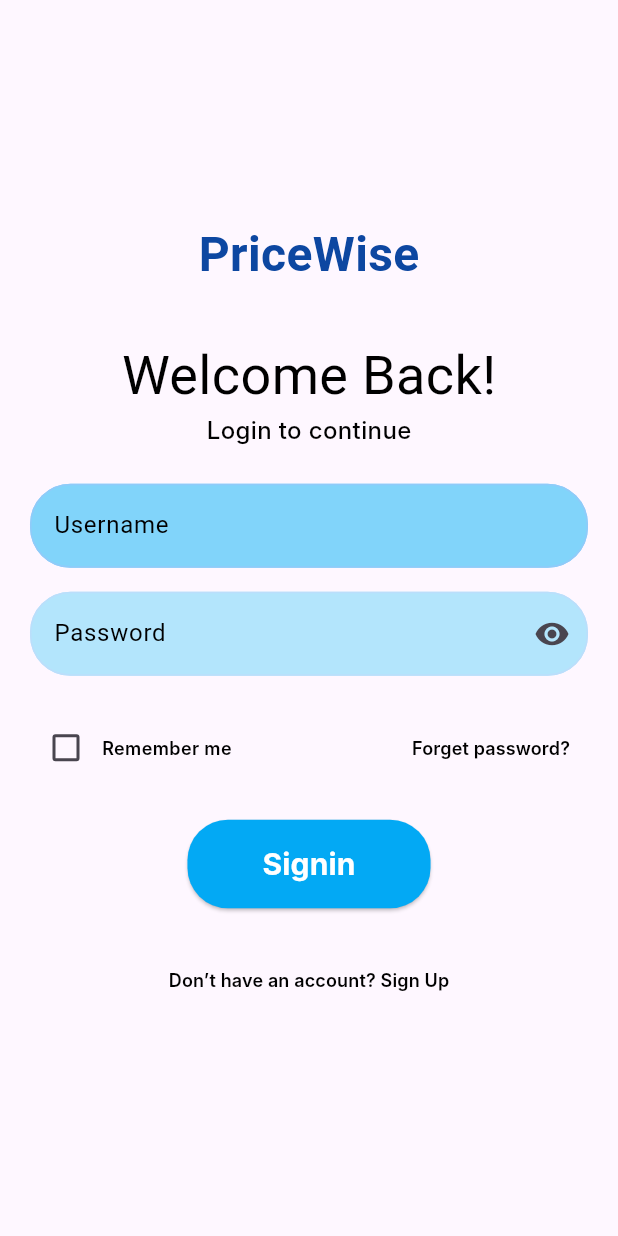
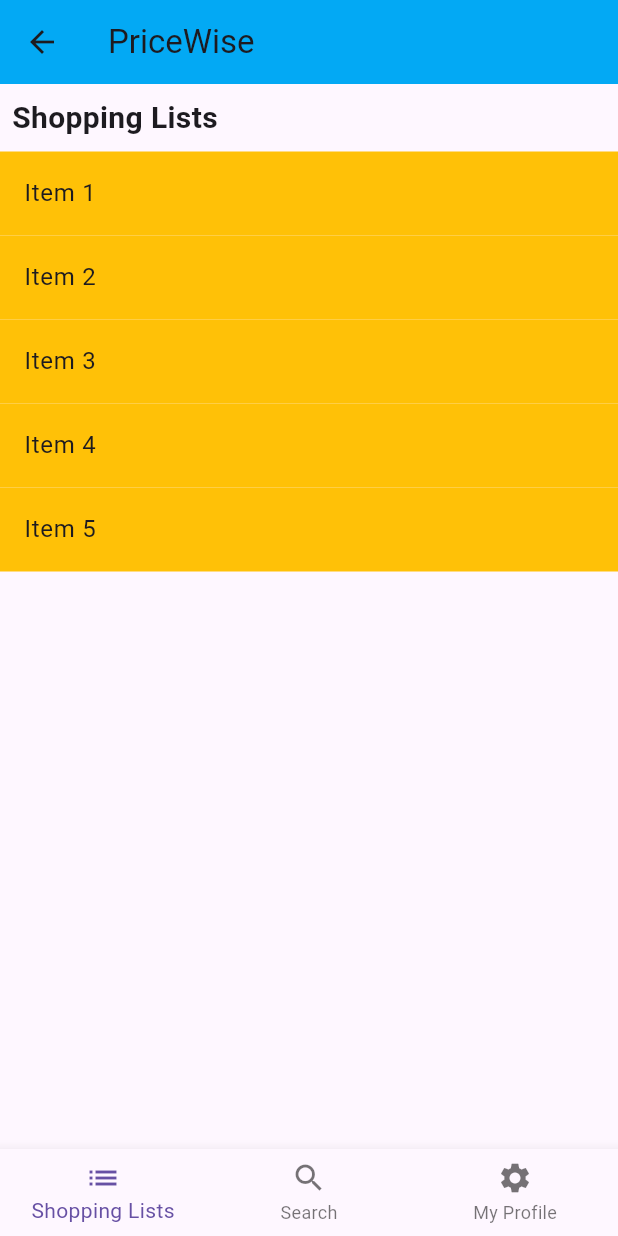
Before and after one commit to CS491-AlgoriTeam/PriceWise, a Flutter app: the SignInPage screen opened by its route, after a tap on "Signin", on a phone screen of 412 x 824 dp. Run offline on Flutter 3.47's test engine with Material 3 defaults, Android fonts, the phone set to English and light mode, and no system bars; Roboto replaces fonts that are missing (Inter, Jockey One).

Commit message:
Signin, ShoppingLists PAge
Signin page connected to shopping list page

```diff
--- a/front-end/lib/main.dart
+++ b/front-end/lib/main.dart
@@ -1,5 +1,6 @@
 // main.dart
 import 'package:flutter/material.dart';
+import 'package:pwfe/shoppingLists.dart';
 import 'signin.dart'; // Import the sign-in page
 import 'signup.dart'; // Import the sign-up page
 
@@ -21,6 +22,7 @@
        routes: {
          '/signin': (context) => SignInPage(),
          '/signup':(context) => SignUpPage(),
+         '/shoppingLists':(context) => ShoppingLists(),
        },
     );
   }
--- /dev/null
+++ b/front-end/lib/shoppingLists.dart
@@ -0,0 +1,73 @@
+// shoppingLists.dart
+import 'package:flutter/material.dart';
+
+
+class ShoppingLists extends StatefulWidget {
+ @override
+ _ShoppingListsScreenState createState() => _ShoppingListsScreenState();
+}
+
+
+class _ShoppingListsScreenState extends State<ShoppingLists> {
+ int _currentIndex = 0;
+
+
+ @override
+ Widget build(BuildContext context) {
+   return Scaffold(
+     appBar: AppBar(
+       title: Text('PriceWise'),
+       backgroundColor: Colors.lightBlue,
+     ),
+     body: Column(
+       crossAxisAlignment: CrossAxisAlignment.start,
+       children: [
+         Padding(
+           padding: const EdgeInsets.all(8.0),
+           child: Text(
+             'Shopping Lists',
+             style: TextStyle(
+               fontSize: 20.0,
+               fontWeight: FontWeight.bold,
+             ),
+           ),
+         ),
+         Expanded(
+           child: ListView.builder(
+             itemCount: 5,
+             itemBuilder: (context, index) {
+               return Container(
+                   color: Colors.amber,
+                   child: ListTile(
+                     title: Text('Item ${index + 1}'),
+                   ));
+             },
+           ),
+         ),
+       ],
+     ),
+     bottomNavigationBar: BottomNavigationBar(
+       currentIndex: _currentIndex,
+       onTap: (int index) {
+         setState(() {
+           _currentIndex = index;
+         });
+       },
+       items: [
+         BottomNavigationBarItem(
+           icon: Icon(Icons.list),
+           label: 'Shopping Lists',
+         ),
+         BottomNavigationBarItem(
+           icon: Icon(Icons.search),
+           label: 'Search',
+         ),
+         BottomNavigationBarItem(
+           icon: Icon(Icons.settings),
+           label: 'My Profile',
+         ),
+       ],
+     ),
+   );
+ }
+}
--- a/front-end/lib/signin.dart
+++ b/front-end/lib/signin.dart
@@ -1,9 +1,9 @@
 // signin.dart
 import 'package:flutter/material.dart';
+import 'package:pwfe/shoppingLists.dart';
 import 'signup.dart'; // Import the sign-up page
 
 class SignInPage extends StatefulWidget {
-
   @override
   _LoginSignupScreenState createState() => _LoginSignupScreenState();
 }
@@ -53,18 +53,21 @@
                 decoration: InputDecoration(
                   labelText: 'Username',
                   labelStyle: TextStyle(
-                    color: Colors.black, // Color for when the TextFormField is not focused
+                    color: Colors
+                        .black, // Color for when the TextFormField is not focused
                   ),
                   focusedBorder: OutlineInputBorder(
                     borderRadius: BorderRadius.circular(27),
                     borderSide: BorderSide(
-                      color: Colors.blue, // Border color when the TextFormField is focused
+                      color: Colors
+                          .blue, // Border color when the TextFormField is focused
                     ),
                   ),
                   enabledBorder: OutlineInputBorder(
                     borderRadius: BorderRadius.circular(27),
                     borderSide: BorderSide(
-                      color: Colors.blue[200]!, // Border color when TextFormField is enabled
+                      color: Colors.blue[
+                          200]!, // Border color when TextFormField is enabled
                     ),
                   ),
                   filled: true,
@@ -77,23 +80,25 @@
                 decoration: InputDecoration(
                   labelText: 'Password',
                   labelStyle: TextStyle(
-                    color: Colors.black, // Color for when the TextFormField is not focused
+                    color: Colors
+                        .black, // Color for when the TextFormField is not focused
                   ),
                   focusedBorder: OutlineInputBorder(
                     borderRadius: BorderRadius.circular(27),
                     borderSide: BorderSide(
-                      color: Colors.blue, // Border color when the TextFormField is focused
+                      color: Colors
+                          .blue, // Border color when the TextFormField is focused
                     ),
                   ),
                   enabledBorder: OutlineInputBorder(
                     borderRadius: BorderRadius.circular(27),
                     borderSide: BorderSide(
-                      color: Colors.blue[100]!, // Border color when TextFormField is enabled
+                      color: Colors.blue[
+                          100]!, // Border color when TextFormField is enabled
                     ),
                   ),
                   filled: true,
                   fillColor: Colors.lightBlue[100],
-
                   suffixIcon: IconButton(
                     icon: Icon(
                       _isPasswordVisible
@@ -117,10 +122,10 @@
                       Checkbox(
                         value: false,
                         onChanged: (bool? value) {
-                          if(value != null){
+                          if (value != null) {
                             setState(() {
                               value = true;
-                          });// Handle remember me
+                            }); // Handle remember me
                           }
                         },
                       ),
@@ -155,6 +160,12 @@
               ElevatedButton(
                 onPressed: () {
                   // Handle login
+                  Navigator.push(
+                    context,
+                    MaterialPageRoute(
+                        builder: (context) =>
+                            ShoppingLists()), // Use the class name of your sign-in page
+                  );
                 },
                 child: Text(
                   'Signin',
@@ -175,10 +186,14 @@
               ),
               SizedBox(height: 24),
               TextButton(
-                onPressed: () {Navigator.push(
+                onPressed: () {
+                  Navigator.push(
                     context,
-                    MaterialPageRoute(builder: (context) => SignUpPage()), // Use the class name of your sign-in page
-                  );},
+                    MaterialPageRoute(
+                        builder: (context) =>
+                            SignUpPage()), // Use the class name of your sign-in page
+                  );
+                },
                 child: Text(
                   'Don’t have an account? Sign Up',
                   style: TextStyle(
```
